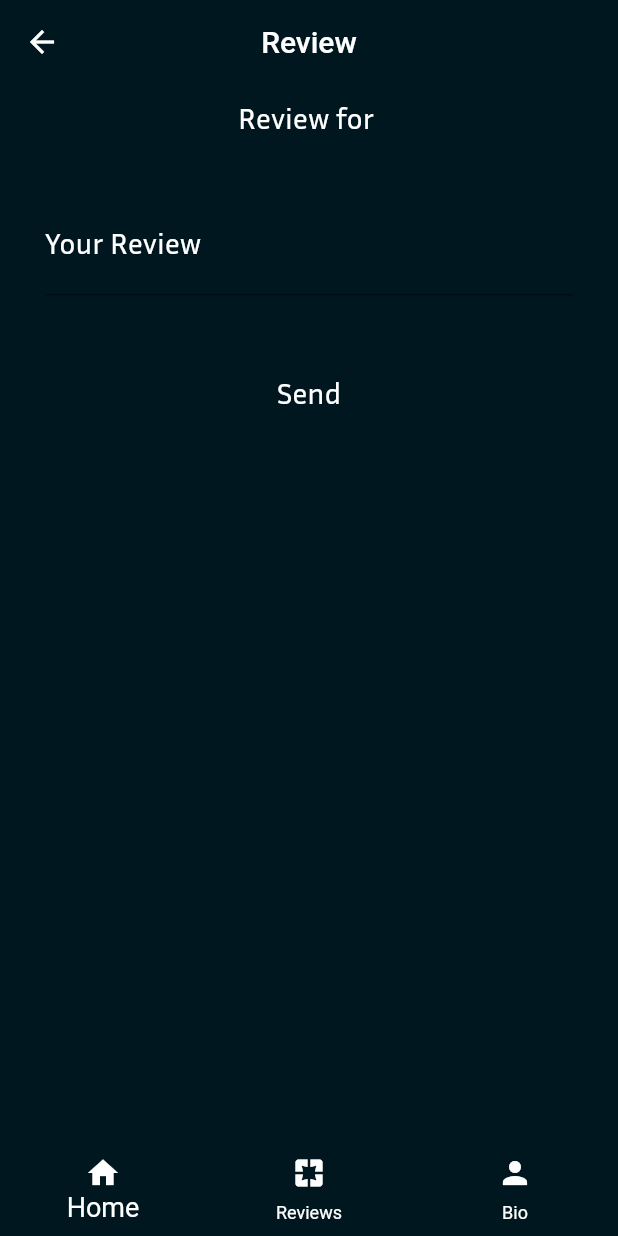
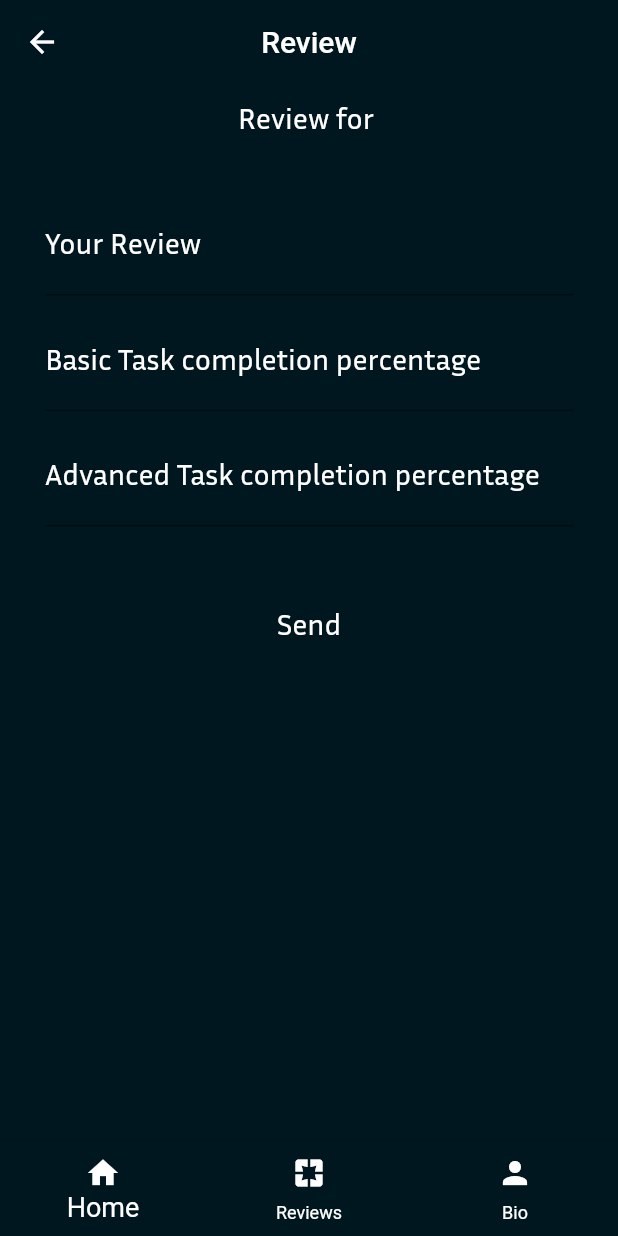
Before and after one commit to SpiderNitt/SOP-2020, a Flutter app: the Review screen opened directly with empty values, on a phone screen of 412 x 824 dp. Run offline on Flutter 3.47's test engine with Material 2 defaults, Android fonts, the phone set to English and light mode, and no system bars; network calls fail.

Commit message:
added two more input fields for review

```diff
--- a/lib/repodet.dart
+++ b/lib/repodet.dart
@@ -59,6 +59,7 @@ class _RepoDetState extends State<RepoDet> {
       if(snapshot.hasData)
 
       return Container(
+
       constraints: BoxConstraints(
       minHeight: 5.0,
       maxHeight: 400.0,
--- a/lib/write_widget.dart
+++ b/lib/write_widget.dart
@@ -29,7 +29,10 @@ class Review extends StatelessWidget {
           padding: EdgeInsets.all(30),
           child:  Form(
           key: _formkey,
-          child:  TextFormField(
+          child:  Column(
+            children: <Widget>[
+
+            TextFormField(
           cursorColor: config.fontColor,
           style: TextStyle( fontSize: 20, fontFamily: config.fontFamily, color: config.fontColor),
           maxLines: null,
@@ -50,8 +53,63 @@ class Review extends StatelessWidget {
             else
             return null;
           },
+          ),
+  SizedBox(height: 10),
+ TextFormField(
+    keyboardType: TextInputType.number,
+          cursorColor: config.fontColor,
+          style: TextStyle( fontSize: 20, fontFamily: config.fontFamily, color: config.fontColor),
+          maxLines: null,
+          decoration: InputDecoration(
+            focusedBorder: OutlineInputBorder(
+                   borderSide: BorderSide(
+                     width: config.bordWid,
+                     color: config.fontColor,
+                   ),
+                 ),
+             labelText: 'Basic Task completion percentage',
+             labelStyle: TextStyle( fontSize: 20, fontFamily: config.fontFamily, color: config.fontColor),
+             hintText: '',
+          ),
+          validator: (String value){
+            if(value.isEmpty)
+            return 'Please enter a pecentage';
+            if(int.tryParse(value)> 100)
+            return 'Please enter a valid percentage';
+            else
+            return null;
+          },
+          ),
+          SizedBox(height: 10),
+          TextFormField(
+          keyboardType: TextInputType.number,
+          cursorColor: config.fontColor,
+          style: TextStyle( fontSize: 20, fontFamily: config.fontFamily, color: config.fontColor),
+          maxLines: null,
+          decoration: InputDecoration(
+            focusedBorder: OutlineInputBorder(
+                   borderSide: BorderSide(
+                     width: config.bordWid,
+                     color: config.fontColor,
+                   ),
+                 ),
+             labelText: 'Advanced Task completion percentage',
+             labelStyle: TextStyle( fontSize: 20, fontFamily: config.fontFamily, color: config.fontColor),
+             hintText: '',
+          ),
+          validator: (String value){
+            if(value.isEmpty)
+            return 'Please enter a pecentage';
+            if(int.tryParse(value)> 100)
+            return 'Please enter a valid percentage';
+            else
+            return null;
+          },
+          ),
+
+          ],
           )
-          )
+          ),
          ),
          SizedBox(height: 10),
          FlatButton(
```
Also changed, not shown: lib/commits.dart (+15 -3 lines), lib/commitsfinal.dart (+1 -9 lines).
